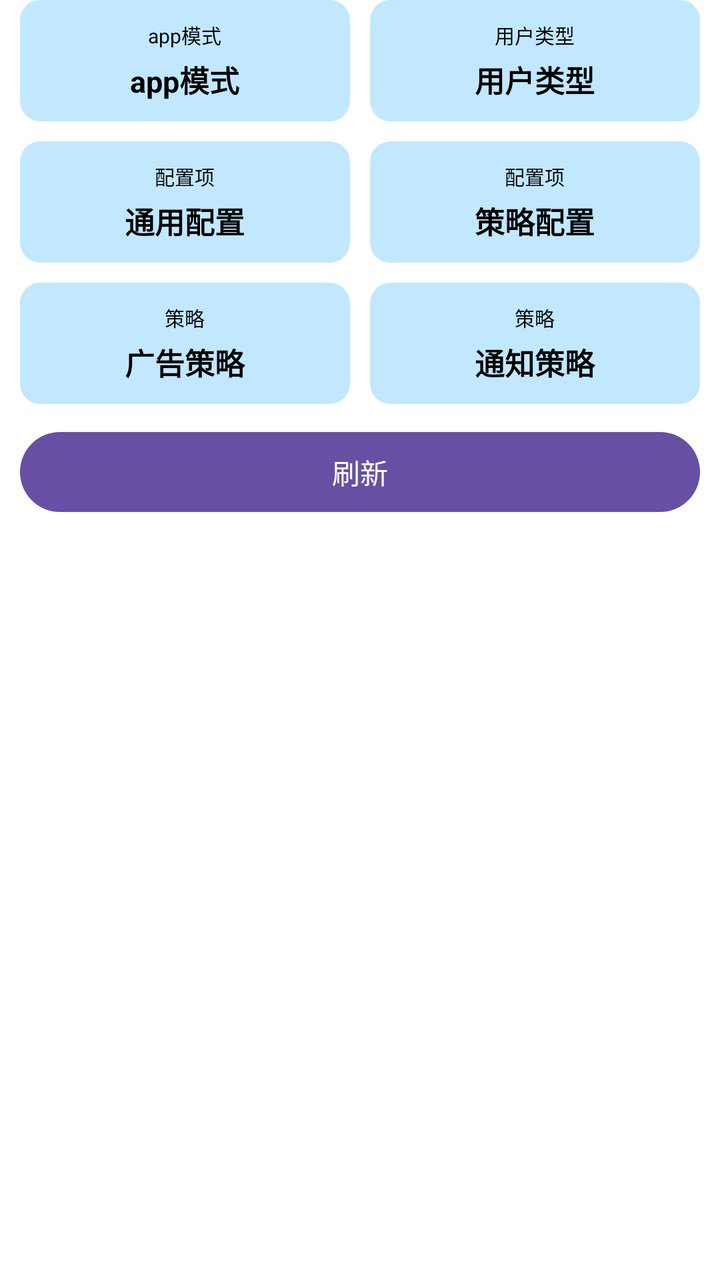
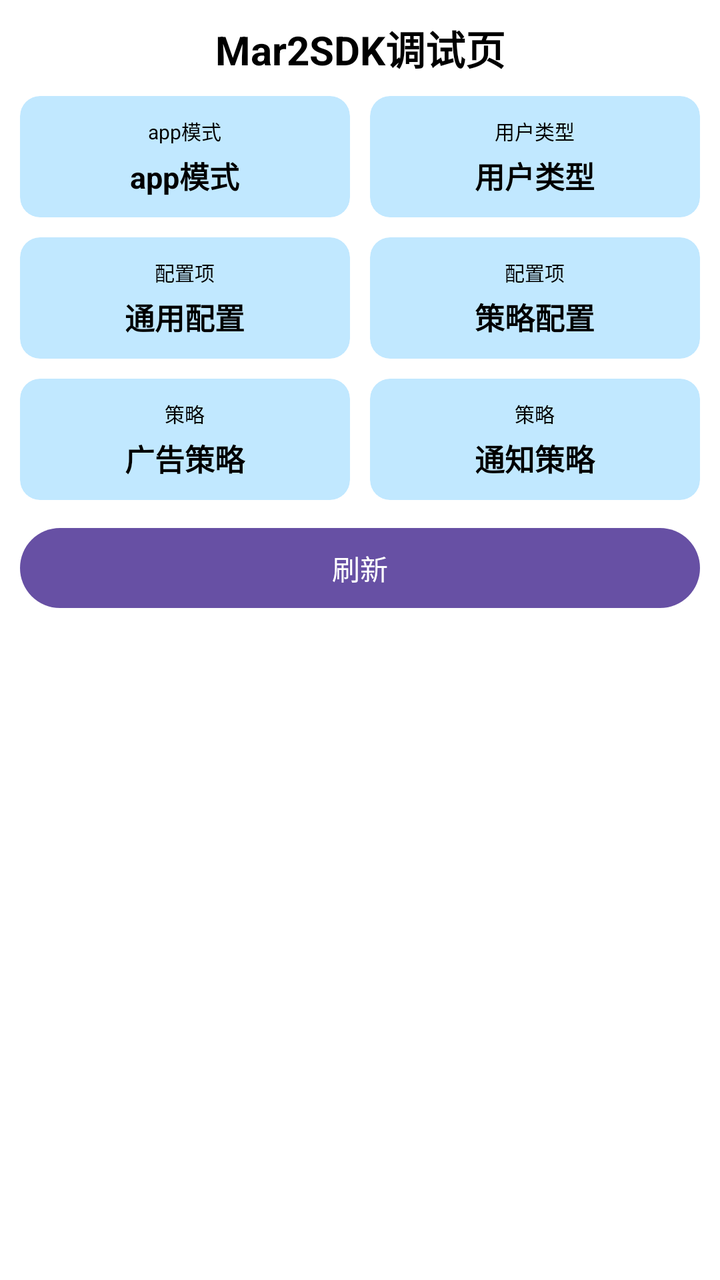

The first picture is an Android layout as it rendered before a commit; the second is the same layout after the commit. The layout source and the unified diff follow.
<!-- AndroidManifest.xml: another module's application theme Theme.Mar2SDK -->
<!-- res/layout/activity_debug.xml -->
<?xml version="1.0" encoding="utf-8"?>
<LinearLayout
    xmlns:android="http://schemas.android.com/apk/res/android"
    xmlns:app="http://schemas.android.com/apk/res-auto"
    xmlns:tools="http://schemas.android.com/tools"
    android:id="@+id/main"
    android:orientation="vertical"
    android:background="@android:color/background_light"
    android:layout_width="match_parent"
    android:layout_height="match_parent"
    tools:context=".DebugActivity">

    <LinearLayout
        android:orientation="horizontal"
        android:paddingHorizontal="10dp"
        android:layout_width="match_parent"
        android:layout_height="wrap_content">
        <androidx.cardview.widget.CardView
            app:cardCornerRadius="10dp"
            app:cardElevation="0dp"
            app:cardBackgroundColor="@android:color/system_accent1_100"
            android:layout_weight="1"
            android:layout_width="match_parent"
            android:layout_height="wrap_content">
            <LinearLayout
                android:padding="10dp"
                android:orientation="vertical"
                android:layout_width="match_parent"
                android:layout_height="match_parent">
                <TextView
                    android:text="app模式"

                    android:textColor="@android:color/black"
                    android:textSize="10sp"
                    android:gravity="center"
                    android:layout_width="match_parent"
                    android:layout_height="wrap_content"/>
                <TextView
                    android:id="@+id/app_mod"
                    android:layout_marginTop="4dp"
                    android:text="app模式"
                    android:textStyle="bold"
                    android:textColor="@android:color/black"
                    android:textSize="15sp"
                    android:gravity="center"
                    android:layout_width="match_parent"
                    android:layout_height="wrap_content"/>
            </LinearLayout>
        </androidx.cardview.widget.CardView>

        <View
            android:layout_width="10dp"
            android:layout_height="0dp"/>

        <androidx.cardview.widget.CardView
            app:cardCornerRadius="10dp"
            app:cardElevation="0dp"
            app:cardBackgroundColor="@android:color/system_accent1_100"
            android:layout_weight="1"
            android:layout_width="match_parent"
            android:layout_height="wrap_content">
            <LinearLayout
                android:padding="10dp"
                android:orientation="vertical"
                android:layout_width="match_parent"
                android:layout_height="match_parent">
                <TextView
                    android:text="用户类型"
                    android:textColor="@android:color/black"
                    android:textSize="10sp"
                    android:gravity="center"
                    android:layout_width="match_parent"
                    android:layout_height="wrap_content"/>
                <TextView
                    android:id="@+id/user_type"
                    android:layout_marginTop="4dp"
                    android:text="用户类型"
                    android:textStyle="bold"
                    android:textColor="@android:color/black"
                    android:textSize="15sp"
                    android:gravity="center"
                    android:layout_width="match_parent"
                    android:layout_height="wrap_content"/>
            </LinearLayout>
        </androidx.cardview.widget.CardView>
    </LinearLayout>

    <LinearLayout
        android:orientation="horizontal"
        android:layout_marginTop="10dp"
        android:paddingHorizontal="10dp"
        android:layout_width="match_parent"
        android:layout_height="wrap_content">
        <androidx.cardview.widget.CardView
            app:cardCornerRadius="10dp"
            app:cardElevation="0dp"
            app:cardBackgroundColor="@android:color/system_accent1_100"
            android:layout_weight="1"
            android:layout_width="match_parent"
            android:layout_height="wrap_content">
            <LinearLayout
                android:padding="10dp"
                android:orientation="vertical"
                android:layout_width="match_parent"
                android:layout_height="match_parent">
                <TextView
                    android:text="配置项"
                    android:textColor="@android:color/black"
                    android:textSize="10sp"
                    android:gravity="center"
                    android:layout_width="match_parent"
                    android:layout_height="wrap_content"/>
                <TextView
                    android:layout_marginTop="4dp"
                    android:text="通用配置"
                    android:textStyle="bold"
                    android:textColor="@android:color/black"
                    android:textSize="15sp"
                    android:gravity="center"
                    android:layout_width="match_parent"
                    android:layout_height="wrap_content"/>
            </LinearLayout>
        </androidx.cardview.widget.CardView>

        <View
            android:layout_width="10dp"
            android:layout_height="0dp"/>

        <androidx.cardview.widget.CardView
            app:cardCornerRadius="10dp"
            app:cardElevation="0dp"
            app:cardBackgroundColor="@android:color/system_accent1_100"
            android:layout_weight="1"
            android:layout_width="match_parent"
            android:layout_height="wrap_content">
            <LinearLayout
                android:padding="10dp"
                android:orientation="vertical"
                android:layout_width="match_parent"
                android:layout_height="match_parent">
                <TextView
                    android:text="配置项"
                    android:textColor="@android:color/black"
                    android:textSize="10sp"
                    android:gravity="center"
                    android:layout_width="match_parent"
                    android:layout_height="wrap_content"/>
                <TextView
                    android:layout_marginTop="4dp"
                    android:text="策略配置"
                    android:textStyle="bold"
                    android:textColor="@android:color/black"
                    android:textSize="15sp"
                    android:gravity="center"
                    android:layout_width="match_parent"
                    android:layout_height="wrap_content"/>
            </LinearLayout>
        </androidx.cardview.widget.CardView>
    </LinearLayout>

    <LinearLayout
        android:orientation="horizontal"
        android:layout_marginTop="10dp"
        android:paddingHorizontal="10dp"
        android:layout_width="match_parent"
        android:layout_height="wrap_content">
        <androidx.cardview.widget.CardView
            app:cardCornerRadius="10dp"
            app:cardElevation="0dp"
            app:cardBackgroundColor="@android:color/system_accent1_100"
            android:layout_weight="1"
            android:layout_width="match_parent"
            android:layout_height="wrap_content">
            <LinearLayout
                android:padding="10dp"
                android:orientation="vertical"
                android:layout_width="match_parent"
                android:layout_height="match_parent">
                <TextView
                    android:text="策略"
                    android:textColor="@android:color/black"
                    android:textSize="10sp"
                    android:gravity="center"
                    android:layout_width="match_parent"
                    android:layout_height="wrap_content"/>
                <TextView
                    android:layout_marginTop="4dp"
                    android:text="广告策略"
                    android:textStyle="bold"
                    android:textColor="@android:color/black"
                    android:textSize="15sp"
                    android:gravity="center"
                    android:layout_width="match_parent"
                    android:layout_height="wrap_content"/>
            </LinearLayout>
        </androidx.cardview.widget.CardView>

        <View
            android:layout_width="10dp"
            android:layout_height="0dp"/>

        <androidx.cardview.widget.CardView
            app:cardCornerRadius="10dp"
            app:cardElevation="0dp"
            app:cardBackgroundColor="@android:color/system_accent1_100"
            android:layout_weight="1"
            android:layout_width="match_parent"
            android:layout_height="wrap_content">
            <LinearLayout
                android:padding="10dp"
                android:orientation="vertical"
                android:layout_width="match_parent"
                android:layout_height="match_parent">

                <TextView
                    android:layout_width="match_parent"
                    android:layout_height="wrap_content"
                    android:gravity="center"
                    android:text="策略"
                    android:textColor="@android:color/black"
                    android:textSize="10sp" />

                <TextView
                    android:layout_marginTop="4dp"
                    android:text="通知策略"
                    android:textStyle="bold"
                    android:textColor="@android:color/black"
                    android:textSize="15sp"
                    android:gravity="center"
                    android:layout_width="match_parent"
                    android:layout_height="wrap_content"/>
            </LinearLayout>
        </androidx.cardview.widget.CardView>
    </LinearLayout>

    <Button
        android:id="@+id/refresh_btn"
        android:text="刷新"
        android:layout_marginTop="10dp"
        android:layout_marginHorizontal="10dp"
        android:layout_width="match_parent"
        android:layout_height="wrap_content"/>

</LinearLayout>
<!-- resources referenced by this layout -->
<resources>
  <style name="Theme.Mar2SDK" parent="Base.Theme.Mar2SDK" />
  <style name="Base.Theme.Mar2SDK" parent="Theme.Material3.DayNight.NoActionBar">
          
          
      </style>
</resources>

<!-- the commit's change to res/layout/activity_debug.xml (unified diff, before → after) -->
@@ -10,6 +10,15 @@
     android:layout_height="match_parent"
     tools:context=".DebugActivity">
 
+    <TextView
+        android:text="Mar2SDK调试页"
+        android:textSize="20sp"
+        android:textStyle="bold"
+        android:textColor="@android:color/black"
+        android:gravity="center"
+        android:layout_width="match_parent"
+        android:layout_height="48dp"/>
+
     <LinearLayout
         android:orientation="horizontal"
         android:paddingHorizontal="10dp"
